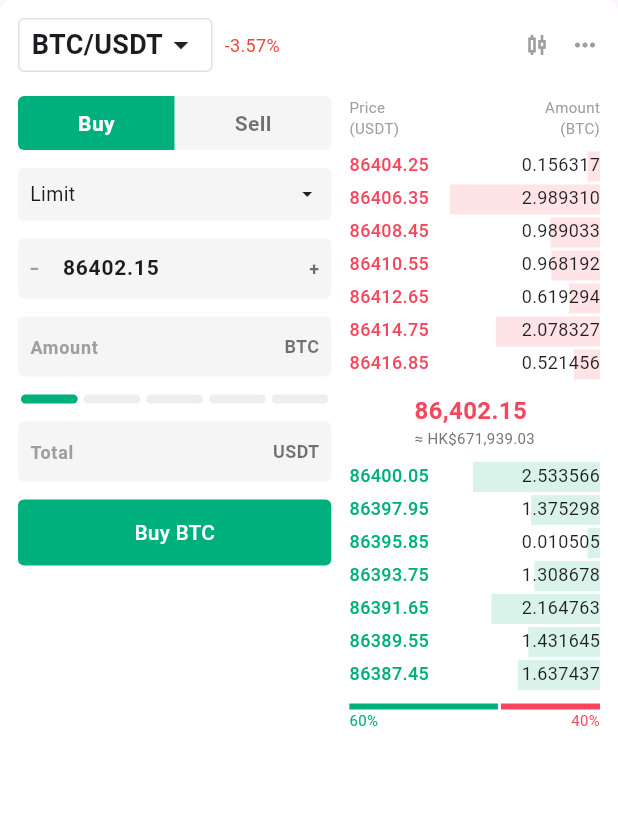
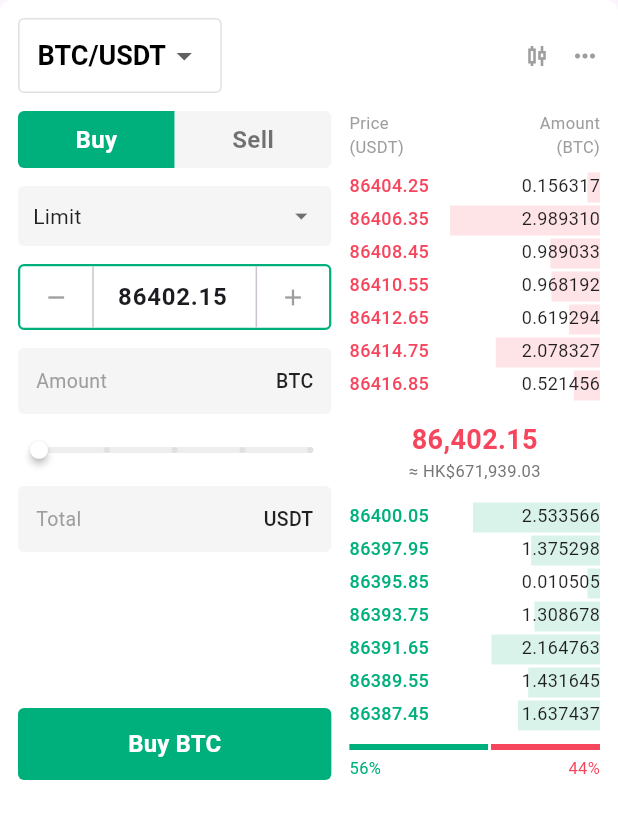
Before and after one commit to rockyWork/Riverbit-app, a Flutter app: the TradingPanel widget shown alone on an empty page, opened directly, on a phone screen of 412 x 824 dp. Shown: the top 819 px of the screen. Run offline on Flutter 3.47's test engine with Material 3 defaults, Android fonts, the phone set to English and light mode, and no system bars; our stand-ins replace convert, flutter_svg, webview_flutter; missing offline and left inert: bech32, bip32, bip39, reown_appkit, web3dart; network calls fail.

Commit message:
业务逻辑提交

```diff
--- a/lib/components/trading_panel.dart
+++ b/lib/components/trading_panel.dart
@@ -10,11 +10,12 @@ class TradingPanel extends StatefulWidget {
 }
 
 class _TradingPanelState extends State<TradingPanel> {
-  final String _selectedPair = 'BTC/USDT';
+  String _selectedPair = 'BTC/USDT';
+  final List<String> _pairs = ['BTC/USDT', 'ETH/USDT'];
   bool _isBuy = true;
   final TextEditingController _priceController = TextEditingController(text: '86402.15');
   final TextEditingController _amountController = TextEditingController();
-  final double _sliderValue = 0.0; // ignore: unused_field
+  double _sliderValue = 0.0;
 
   // 模拟盘口数据
   final Random _rng = Random();
@@ -64,6 +65,15 @@ class _TradingPanelState extends State<TradingPanel> {
 
   @override
   Widget build(BuildContext context) {
+    final String baseAsset = _selectedPair.split('/').first;
+
+    // 💡 计算买卖盘比例
+    double totalAskVol = _asks.fold(0, (sum, item) => sum + item.amount);
+    double totalBidVol = _bids.fold(0, (sum, item) => sum + item.amount);
+    double totalVol = totalAskVol + totalBidVol;
+    int bidPercent = totalVol > 0 ? ((totalBidVol / totalVol) * 100).round() : 50;
+    int askPercent = 100 - bidPercent;
+
     return Container(
       padding: const EdgeInsets.all(12),
       decoration: BoxDecoration(
@@ -80,40 +90,48 @@ class _TradingPanelState extends State<TradingPanel> {
       child: Column(
         crossAxisAlignment: CrossAxisAlignment.start,
         children: [
-          // 1. 顶部交易对选择
+          // 1. 顶部交易对选择 - 改为真正的下拉框
           Row(
             children: [
               Container(
-                padding: const EdgeInsets.symmetric(horizontal: 8, vertical: 4),
+                padding: const EdgeInsets.symmetric(horizontal: 12),
                 decoration: BoxDecoration(
                   border: Border.all(color: Colors.grey.shade300),
                   borderRadius: BorderRadius.circular(4),
                 ),
-                child: Row(
-                  children: [
-                    Text(
-                      _selectedPair,
-                      style: const TextStyle(fontWeight: FontWeight.bold, fontSize: 18),
-                    ),
-                    const Icon(Icons.arrow_drop_down),
-                  ],
+                child: DropdownButtonHideUnderline(
+                  child: DropdownButton<String>(
+                    value: _selectedPair,
+                    icon: const Icon(Icons.arrow_drop_down),
+                    style: const TextStyle(fontWeight: FontWeight.bold, fontSize: 18, color: Colors.black),
+                    onChanged: (String? newValue) {
+                      if (newValue != null) {
+                        setState(() {
+                          _selectedPair = newValue;
+                        });
+                      }
+                    },
+                    items: _pairs.map<DropdownMenuItem<String>>((String value) {
+                      return DropdownMenuItem<String>(
+                        value: value,
+                        child: Text(value),
+                      );
+                    }).toList(),
                   ),
                 ),
-              const SizedBox(width: 8),
-              const Text(
-                '-3.57%',
-                style: TextStyle(color: Colors.red, fontSize: 12),
               ),
               const Spacer(),
+              // 💡 重新加回图标
               const Icon(Icons.candlestick_chart_outlined, size: 20, color: Colors.grey),
               const SizedBox(width: 12),
               const Icon(Icons.more_horiz, size: 20, color: Colors.grey),
             ],
           ),
-          const SizedBox(height: 16),
+          const SizedBox(height: 12),
 
-          Row(
-            crossAxisAlignment: CrossAxisAlignment.start,
+          IntrinsicHeight(
+            child: Row(
+              crossAxisAlignment: CrossAxisAlignment.stretch,
               children: [
                 // 2. 左侧交易表单
                 Expanded(
@@ -127,7 +145,7 @@ class _TradingPanelState extends State<TradingPanel> {
                             child: GestureDetector(
                               onTap: () => setState(() => _isBuy = true),
                               child: Container(
-                              height: 36,
+                                height: 38,
                                 alignment: Alignment.center,
                                 decoration: BoxDecoration(
                                   color: _isBuy ? const Color(0xFF00B07C) : Colors.grey.shade100,
@@ -138,6 +156,7 @@ class _TradingPanelState extends State<TradingPanel> {
                                   style: TextStyle(
                                     color: _isBuy ? Colors.white : Colors.black54,
                                     fontWeight: FontWeight.bold,
+                                    fontSize: 16,
                                   ),
                                 ),
                               ),
@@ -147,7 +166,7 @@ class _TradingPanelState extends State<TradingPanel> {
                             child: GestureDetector(
                               onTap: () => setState(() => _isBuy = false),
                               child: Container(
-                              height: 36,
+                                height: 38,
                                 alignment: Alignment.center,
                                 decoration: BoxDecoration(
                                   color: !_isBuy ? const Color(0xFFF6465D) : Colors.grey.shade100,
@@ -158,6 +177,7 @@ class _TradingPanelState extends State<TradingPanel> {
                                   style: TextStyle(
                                     color: !_isBuy ? Colors.white : Colors.black54,
                                     fontWeight: FontWeight.bold,
+                                    fontSize: 16,
                                   ),
                                 ),
                               ),
@@ -168,7 +188,7 @@ class _TradingPanelState extends State<TradingPanel> {
                       const SizedBox(height: 12),
                       // Limit 下拉
                       Container(
-                      padding: const EdgeInsets.symmetric(horizontal: 8, vertical: 8),
+                        padding: const EdgeInsets.symmetric(horizontal: 10, vertical: 10),
                         decoration: BoxDecoration(
                           color: Colors.grey.shade100,
                           borderRadius: BorderRadius.circular(4),
@@ -176,50 +196,34 @@ class _TradingPanelState extends State<TradingPanel> {
                         child: const Row(
                           mainAxisAlignment: MainAxisAlignment.spaceBetween,
                           children: [
-                          Text('Limit', style: TextStyle(fontSize: 13)),
-                          Icon(Icons.arrow_drop_down, size: 16),
+                            Text('Limit', style: TextStyle(fontSize: 14, color: Colors.black87)),
+                            Icon(Icons.arrow_drop_down, size: 20, color: Colors.black54),
                           ],
                         ),
                       ),
                       const SizedBox(height: 12),
-                    // 价格输入
-                    _buildInputBox('-', _priceController, '+', 'Price'),
+                      // 价格输入 - 带有动态边框
+                      _buildPriceInput(),
                       const SizedBox(height: 12),
                       // 数量输入
-                    _buildInputBox('', _amountController, 'BTC', 'Amount'),
+                      _buildInputBox('', _amountController, baseAsset, 'Amount'),
                       const SizedBox(height: 12),
-                    // 滑动条模拟
-                    Row(
-                      children: List.generate(5, (index) => Expanded(
-                        child: Container(
-                          margin: const EdgeInsets.symmetric(horizontal: 2),
-                          height: 6,
-                          decoration: BoxDecoration(
-                            color: Colors.grey.shade200,
-                            borderRadius: BorderRadius.circular(3),
-                          ),
-                          child: index == 0 ? Container(
-                            decoration: BoxDecoration(
-                              color: _isBuy ? const Color(0xFF00B07C) : const Color(0xFFF6465D),
-                              borderRadius: BorderRadius.circular(3),
-                            ),
-                          ) : null,
-                        ),
-                      )),
-                    ),
+                      // 动态滑杆 0-100%
+                      _buildSlider(),
                       const SizedBox(height: 12),
                       // Total
                       _buildInputBox('', TextEditingController(), 'USDT', 'Total'),
+                      const Spacer(),
                       const SizedBox(height: 12),
-                    // 按钮
+                      // 按钮 - 文本跟随交易对变化
                       SizedBox(
                         width: double.infinity,
-                      height: 44,
+                        height: 48,
                         child: ElevatedButton(
                           onPressed: () {
                             ScaffoldMessenger.of(context).showSnackBar(
                               SnackBar(
-                              content: Text('${_isBuy ? 'Buy' : 'Sell'} Order Placed Successfully!'),
+                                content: Text('${_isBuy ? 'Buy' : 'Sell'} $baseAsset Order Placed Successfully!'),
                                 backgroundColor: _isBuy ? const Color(0xFF00B07C) : const Color(0xFFF6465D),
                               ),
                             );
@@ -230,7 +234,10 @@ class _TradingPanelState extends State<TradingPanel> {
                             shape: RoundedRectangleBorder(borderRadius: BorderRadius.circular(4)),
                             elevation: 0,
                           ),
-                        child: Text('${_isBuy ? 'Buy' : 'Sell'} BTC'),
+                          child: Text(
+                            '${_isBuy ? 'Buy' : 'Sell'} $baseAsset',
+                            style: const TextStyle(fontSize: 16, fontWeight: FontWeight.bold),
+                          ),
                         ),
                       ),
                     ],
@@ -242,11 +249,11 @@ class _TradingPanelState extends State<TradingPanel> {
                   flex: 4,
                   child: Column(
                     children: [
-                    const Row(
+                      Row(
                         mainAxisAlignment: MainAxisAlignment.spaceBetween,
                         children: [
-                        Text('Price\n(USDT)', style: TextStyle(color: Colors.grey, fontSize: 10)),
-                        Text('Amount\n(BTC)', style: TextStyle(color: Colors.grey, fontSize: 10), textAlign: TextAlign.right),
+                          const Text('Price\n(USDT)', style: TextStyle(color: Colors.grey, fontSize: 11)),
+                          Text('Amount\n($baseAsset)', style: const TextStyle(color: Colors.grey, fontSize: 11), textAlign: TextAlign.right),
                         ],
                       ),
                       const SizedBox(height: 8),
@@ -254,17 +261,16 @@ class _TradingPanelState extends State<TradingPanel> {
                       ..._asks.map((row) => _buildOrderBookRow(row, const Color(0xFFF6465D))),
                       // Mid Price
                       Padding(
-                      padding: const EdgeInsets.symmetric(vertical: 8.0),
+                        padding: const EdgeInsets.symmetric(vertical: 12.0),
                         child: Column(
-                        crossAxisAlignment: CrossAxisAlignment.start,
                           children: [
                             const Text(
                               '86,402.15',
-                            style: TextStyle(color: Color(0xFFF6465D), fontSize: 16, fontWeight: FontWeight.bold),
+                              style: TextStyle(color: Color(0xFFF6465D), fontSize: 18, fontWeight: FontWeight.bold),
                             ),
                             Text(
                               '≈ HK\$671,939.03',
-                            style: TextStyle(color: Colors.grey.shade600, fontSize: 10),
+                              style: TextStyle(color: Colors.grey.shade600, fontSize: 11),
                             ),
                           ],
                         ),
@@ -272,20 +278,22 @@ class _TradingPanelState extends State<TradingPanel> {
                       // Bids (Green)
                       ..._bids.map((row) => _buildOrderBookRow(row, const Color(0xFF00B07C))),
 
+                      const Spacer(),
                       const SizedBox(height: 8),
-                    // 底部比例条 (K字效果的一部分，展示买卖盘比例)
+                      // 底部比例条
                       Row(
                         children: [
-                        Expanded(flex: 6, child: Container(height: 4, color: const Color(0xFF00B07C))),
+                          Expanded(flex: bidPercent, child: Container(height: 4, color: const Color(0xFF00B07C))),
                           const SizedBox(width: 2),
-                        Expanded(flex: 4, child: Container(height: 4, color: const Color(0xFFF6465D))),
+                          Expanded(flex: askPercent, child: Container(height: 4, color: const Color(0xFFF6465D))),
                         ],
                       ),
-                    const Row(
+                      const SizedBox(height: 4),
+                      Row(
                         mainAxisAlignment: MainAxisAlignment.spaceBetween,
                         children: [
-                        Text('60%', style: TextStyle(color: Color(0xFF00B07C), fontSize: 10)),
-                        Text('40%', style: TextStyle(color: Color(0xFFF6465D), fontSize: 10)),
+                          Text('$bidPercent%', style: const TextStyle(color: Color(0xFF00B07C), fontSize: 11)),
+                          Text('$askPercent%', style: const TextStyle(color: Color(0xFFF6465D), fontSize: 11)),
                         ],
                       ),
                     ],
@@ -293,40 +301,123 @@ class _TradingPanelState extends State<TradingPanel> {
                 ),
               ],
             ),
+          ),
         ],
       ),
     );
   }
 
+  Widget _buildPriceInput() {
+    return Container(
+      height: 44,
+      decoration: BoxDecoration(
+        color: Colors.white,
+        borderRadius: BorderRadius.circular(4),
+        border: Border.all(color: _isBuy ? const Color(0xFF00B07C) : const Color(0xFFF6465D), width: 1.5),
+      ),
+      child: Row(
+        children: [
+          IconButton(
+            onPressed: () {
+              double val = double.tryParse(_priceController.text) ?? 0;
+              // 💡 点击减少整数位 (减 1)
+              _priceController.text = (val - 1).toStringAsFixed(2);
+            },
+            icon: const Icon(Icons.remove, size: 18, color: Colors.grey),
+            padding: EdgeInsets.zero,
+            constraints: const BoxConstraints(),
+          ),
+          const VerticalDivider(width: 1),
+          Expanded(
+            child: TextField(
+              controller: _priceController,
+              textAlign: TextAlign.center,
+              keyboardType: TextInputType.number,
+              style: const TextStyle(fontSize: 16, fontWeight: FontWeight.bold),
+              decoration: const InputDecoration(
+                border: InputBorder.none,
+                isDense: true,
+                contentPadding: EdgeInsets.symmetric(horizontal: 4),
+              ),
+            ),
+          ),
+          const VerticalDivider(width: 1),
+          IconButton(
+            onPressed: () {
+              double val = double.tryParse(_priceController.text) ?? 0;
+              // 💡 点击增加整数位 (加 1)
+              _priceController.text = (val + 1).toStringAsFixed(2);
+            },
+            icon: const Icon(Icons.add, size: 18, color: Colors.grey),
+            padding: EdgeInsets.zero,
+            constraints: const BoxConstraints(),
+          ),
+        ],
+      ),
+    );
+  }
+
+  Widget _buildSlider() {
+    return Column(
+      children: [
+        SliderTheme(
+          data: SliderTheme.of(context).copyWith(
+            trackHeight: 4,
+            activeTrackColor: _isBuy ? const Color(0xFF00B07C) : const Color(0xFFF6465D),
+            inactiveTrackColor: Colors.grey.shade200,
+            thumbColor: Colors.white,
+            thumbShape: const RoundSliderThumbShape(enabledThumbRadius: 6, elevation: 2),
+            overlayColor: (_isBuy ? const Color(0xFF00B07C) : const Color(0xFFF6465D)).withOpacity(0.1),
+            overlayShape: const RoundSliderOverlayShape(overlayRadius: 12),
+            tickMarkShape: const RoundSliderTickMarkShape(tickMarkRadius: 2),
+            activeTickMarkColor: _isBuy ? const Color(0xFF00B07C) : const Color(0xFFF6465D),
+            inactiveTickMarkColor: Colors.grey.shade300,
+          ),
+          child: Slider(
+            value: _sliderValue,
+            min: 0,
+            max: 1,
+            divisions: 4,
+            onChanged: (val) {
+              setState(() {
+                _sliderValue = val;
+                _amountController.text = (val * 1.5).toStringAsFixed(4);
+              });
+            },
+          ),
+        ),
+      ],
+    );
+  }
+
   Widget _buildInputBox(String left, TextEditingController controller, String right, String hint) {
     return Container(
-      height: 40,
+      height: 44,
       decoration: BoxDecoration(
         color: Colors.grey.shade100,
         borderRadius: BorderRadius.circular(4),
       ),
       child: Row(
         children: [
-          if (left.isNotEmpty) Padding(
-            padding: const EdgeInsets.symmetric(horizontal: 8),
-            child: Text(left, style: const TextStyle(fontSize: 20, color: Colors.grey)),
-          ),
+          const SizedBox(width: 12),
+          Text(hint, style: const TextStyle(color: Colors.grey, fontSize: 13)),
           Expanded(
             child: TextField(
               controller: controller,
+              textAlign: TextAlign.right,
+              keyboardType: TextInputType.number,
               style: const TextStyle(fontSize: 14, fontWeight: FontWeight.bold),
-              decoration: InputDecoration(
-                hintText: hint,
-                hintStyle: const TextStyle(color: Colors.grey, fontSize: 12),
+              decoration: const InputDecoration(
                 border: InputBorder.none,
                 isDense: true,
-                contentPadding: const EdgeInsets.symmetric(horizontal: 8),
+                contentPadding: EdgeInsets.symmetric(horizontal: 8),
               ),
             ),
           ),
+          const SizedBox(width: 4),
           Padding(
-            padding: const EdgeInsets.symmetric(horizontal: 8),
-            child: Text(right, style: const TextStyle(fontSize: 12, color: Colors.black54, fontWeight: FontWeight.bold)),
+            padding: const EdgeInsets.only(right: 12),
+            child: Text(right, style: const TextStyle(fontSize: 13, color: Colors.black87, fontWeight: FontWeight.w500)),
           ),
         ],
       ),
```
Lines whose indentation alone changed are shown as unchanged.
